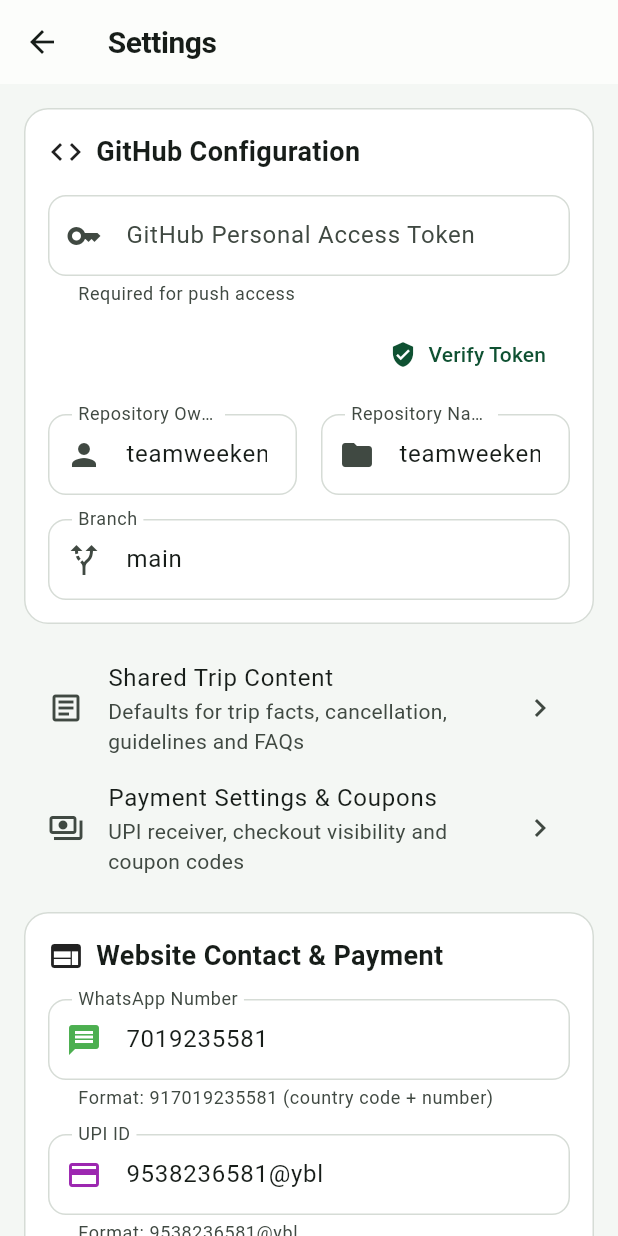
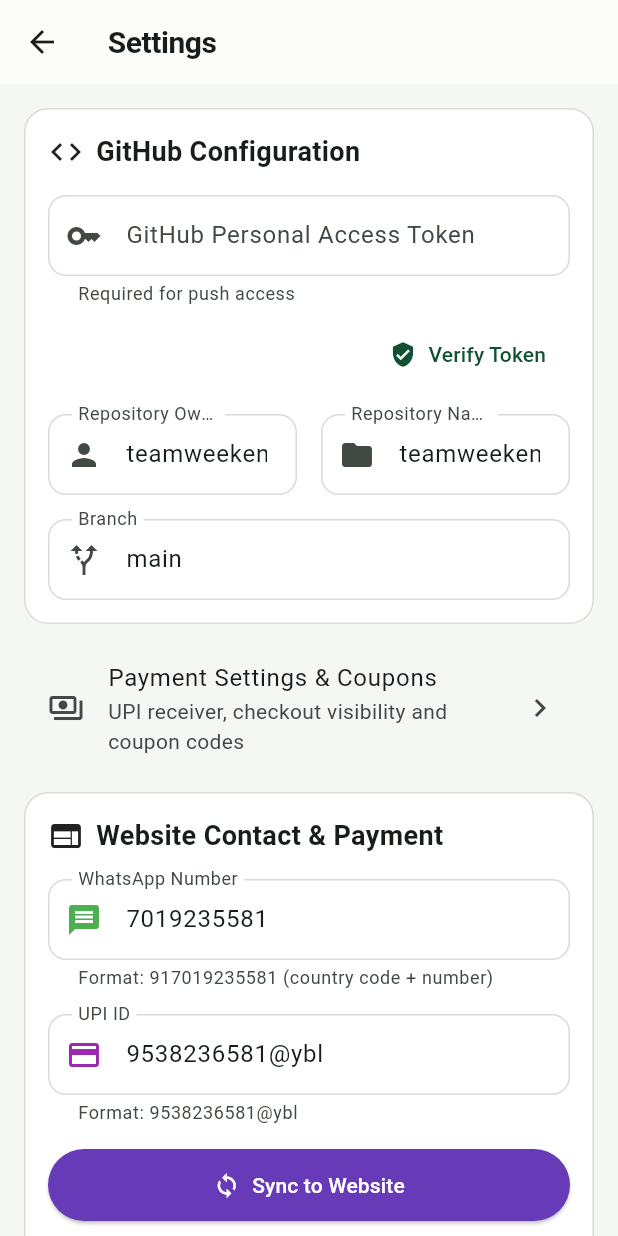
Before and after one commit to teamweekendtrekkers-png/trip_manager_app, a Flutter app: the SettingsScreen screen opened directly, on a phone screen of 412 x 824 dp. Run offline on Flutter 3.47's test engine with Material 3 defaults, Android fonts, the phone set to English and light mode, and no system bars; our stand-ins replace dio, flutter_local_notifications, hive_flutter, image_picker, share_plus; accounts and stored records are empty.

Commit message:
Open shared content controls on demand

```diff
--- a/lib/screens/settings_screen.dart
+++ b/lib/screens/settings_screen.dart
@@ -203,7 +203,6 @@
                     ),
                     const SizedBox(height: 16),
 
-                    ListTile(leading: const Icon(Icons.article_outlined), title: const Text('Shared Trip Content'), subtitle: const Text('Defaults for trip facts, cancellation, guidelines and FAQs'), trailing: const Icon(Icons.chevron_right), onTap: () => Navigator.push(context, MaterialPageRoute(builder: (_) => const TripContentSettingsScreen()))),
                     ListTile(leading: const Icon(Icons.payments_outlined), title: const Text('Payment Settings & Coupons'), subtitle: const Text('UPI receiver, checkout visibility and coupon codes'), trailing: const Icon(Icons.chevron_right), onTap: () => Navigator.push(context, MaterialPageRoute(builder: (_) => const CommerceSettingsScreen()))),
                     const SizedBox(height: 16),
                     // Contact Info Card with Sync Button
@@ -458,6 +457,8 @@
                     ),
                     const SizedBox(height: 24),
 
+                    ListTile(leading: const Icon(Icons.article_outlined), title: const Text('Shared Trip Content'), subtitle: const Text('Defaults for trip facts, cancellation, guidelines and FAQs'), trailing: const Icon(Icons.chevron_right), onTap: () => Navigator.push(context, MaterialPageRoute(builder: (_) => const TripContentSettingsScreen()))),
+
                     // Save Button
                     ElevatedButton.icon(
                       onPressed: _saveSettings,
@@ -472,7 +473,7 @@
                     // Version info
                     Center(
                       child: Text(
-                        'Trip Manager v1.0.0',
+                        'Trip Manager v1.2.0',
                         style: TextStyle(color: Colors.grey[500], fontSize: 12),
                       ),
                     ),
--- a/lib/screens/trip_edit_screen.dart
+++ b/lib/screens/trip_edit_screen.dart
@@ -73,7 +73,6 @@
   void initState() {
     super.initState();
     _tripData = Map<String, dynamic>.from(widget.trip ?? _getDefaultTrip());
-    _loadSharedContent();
 
     _slugController = TextEditingController(text: _tripData['publicSlug']?.toString() ?? _tripData['id']?.toString() ?? '');
     _departureTimeController = TextEditingController(text: TripDateUtils.departureClock(_tripData));
@@ -630,7 +629,7 @@
                       const SizedBox(height: 32),
 
                       if (_sharedContent != null) TripContentEditor(value: Map<String,dynamic>.from(_tripData['contentSections'] as Map? ?? {}), defaults:_sharedContent!, trip:{..._tripData,'duration':_durationController.text,'location':_destinationController.text,'distance':_distanceController.text,'groupSize':_groupSizeController.text,'elevation':_elevationController.text,'bestTime':_bestTimeController.text}, onChanged:(v)=>setState(()=>_tripData['contentSections']=v)),
-                      if (_sharedContent == null) ListTile(title:const Text('Customisable trip sections'),subtitle:Text(_contentError ?? 'Loading shared content…'),trailing:IconButton(onPressed:_loadSharedContent,icon:const Icon(Icons.refresh))),
+                      if (_sharedContent == null) ListTile(title:const Text('Customisable trip sections'),subtitle:Text(_contentError ?? 'Load shared content to customise this trip’s sections.'),trailing:IconButton(onPressed:_loadSharedContent,icon:const Icon(Icons.refresh))),
                       const SizedBox(height:16),
                       // Save Button
                       FilledButton.icon(
```
